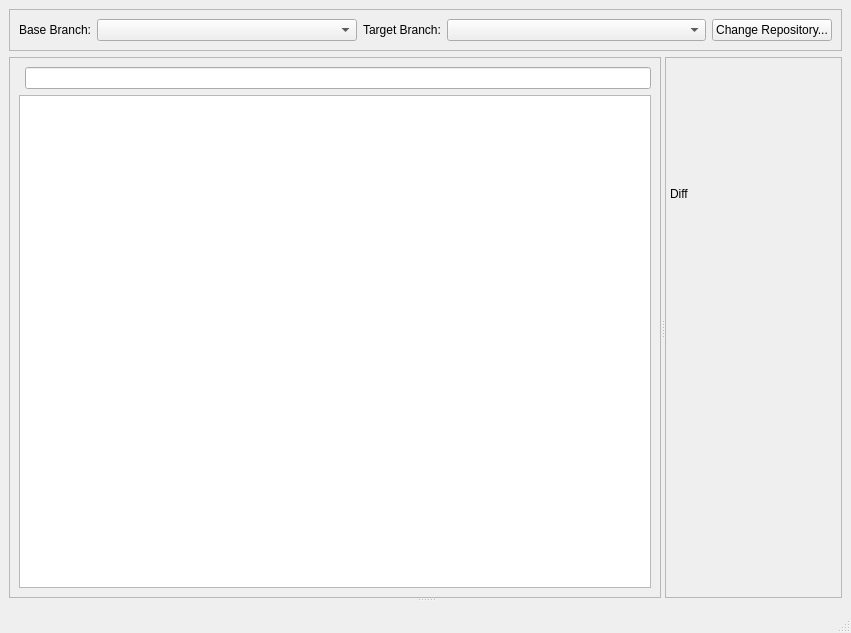
timxx/qgitc, file qgitc/branchcomparewindow.ui: the form before one commit.
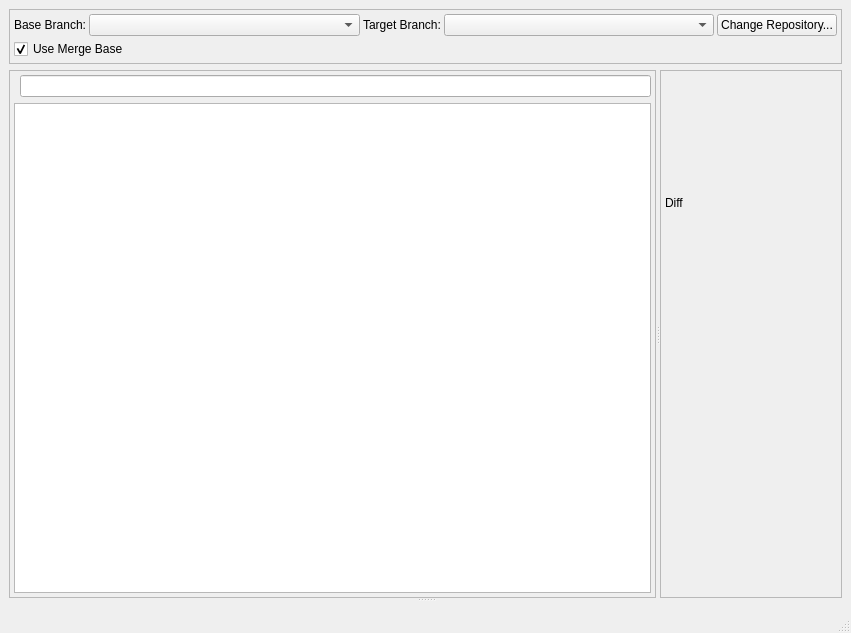
The form after the commit. Custom widgets are drawn as their Qt base class.

Commit message:
Add merge base option for branch comparison
When enabled, comparisons use the merge base between selected branches.

```diff
--- a/qgitc/branchcomparewindow.ui
+++ b/qgitc/branchcomparewindow.ui
@@ -14,7 +14,7 @@
    <string>QGitc Branch Compare</string>
   </property>
   <widget class="QWidget" name="centralwidget">
-   <layout class="QVBoxLayout" name="verticalLayout">
+   <layout class="QVBoxLayout" name="verticalLayout_5">
     <item>
      <widget class="QFrame" name="frame_2">
       <property name="sizePolicy">
@@ -29,8 +29,35 @@
       <property name="frameShadow">
        <enum>QFrame::Shadow::Raised</enum>
       </property>
-      <layout class="QGridLayout" name="gridLayout">
-       <item row="0" column="1">
+      <layout class="QVBoxLayout" name="verticalLayout">
+       <property name="spacing">
+        <number>3</number>
+       </property>
+       <property name="leftMargin">
+        <number>4</number>
+       </property>
+       <property name="topMargin">
+        <number>4</number>
+       </property>
+       <property name="rightMargin">
+        <number>4</number>
+       </property>
+       <property name="bottomMargin">
+        <number>4</number>
+       </property>
+       <item>
+        <layout class="QHBoxLayout" name="horizontalLayout_3">
+         <item>
+          <widget class="QLabel" name="label_2">
+           <property name="text">
+            <string>Base Branch:</string>
+           </property>
+           <property name="buddy">
+            <cstring>cbBaseBranch</cstring>
+           </property>
+          </widget>
+         </item>
+         <item>
         <widget class="QComboBox" name="cbBaseBranch">
          <property name="sizePolicy">
           <sizepolicy hsizetype="MinimumExpanding" vsizetype="Fixed">
@@ -40,7 +67,7 @@
          </property>
         </widget>
        </item>
-       <item row="0" column="2">
+         <item>
         <widget class="QLabel" name="label_3">
          <property name="text">
           <string>Target Branch:</string>
@@ -50,17 +77,7 @@
          </property>
         </widget>
        </item>
-       <item row="0" column="0">
-        <widget class="QLabel" name="label_2">
-         <property name="text">
-          <string>Base Branch:</string>
-         </property>
-         <property name="buddy">
-          <cstring>cbBaseBranch</cstring>
-         </property>
-        </widget>
-       </item>
-       <item row="0" column="4">
+         <item>
         <widget class="QComboBox" name="cbTargetBranch">
          <property name="sizePolicy">
           <sizepolicy hsizetype="MinimumExpanding" vsizetype="Fixed">
@@ -70,7 +87,7 @@
          </property>
         </widget>
        </item>
-       <item row="0" column="5">
+         <item>
         <widget class="QPushButton" name="btnShowLogWindow">
          <property name="text">
           <string>Change Repository...</string>
@@ -78,6 +95,22 @@
         </widget>
        </item>
       </layout>
+       </item>
+       <item>
+        <layout class="QHBoxLayout" name="horizontalLayout_4">
+         <item>
+          <widget class="QCheckBox" name="cbMergeBase">
+           <property name="text">
+            <string>Use Merge Base</string>
+           </property>
+           <property name="checked">
+            <bool>true</bool>
+           </property>
+          </widget>
+         </item>
+        </layout>
+       </item>
+      </layout>
      </widget>
     </item>
     <item>
@@ -97,6 +130,18 @@
          <enum>QFrame::Shadow::Raised</enum>
         </property>
         <layout class="QVBoxLayout" name="verticalLayout_2">
+         <property name="leftMargin">
+          <number>4</number>
+         </property>
+         <property name="topMargin">
+          <number>4</number>
+         </property>
+         <property name="rightMargin">
+          <number>4</number>
+         </property>
+         <property name="bottomMargin">
+          <number>4</number>
+         </property>
          <item>
           <layout class="QHBoxLayout" name="horizontalLayout">
            <item>
```
Lines whose indentation alone changed are shown as unchanged. The commit also changes 1 other file.
